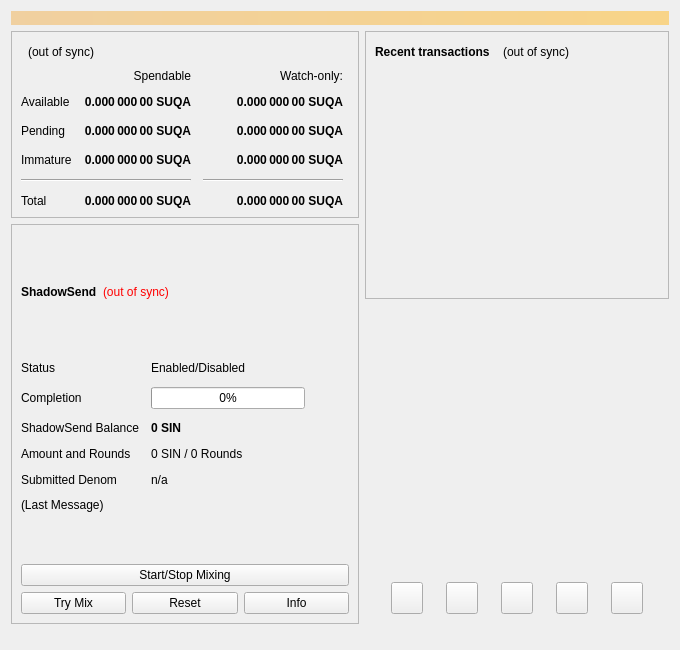
This is src/qt/forms/overviewpage.ui in barrystyle/SUQA-0.17.1 as Qt 5 draws it before an edit. The edited form follows.
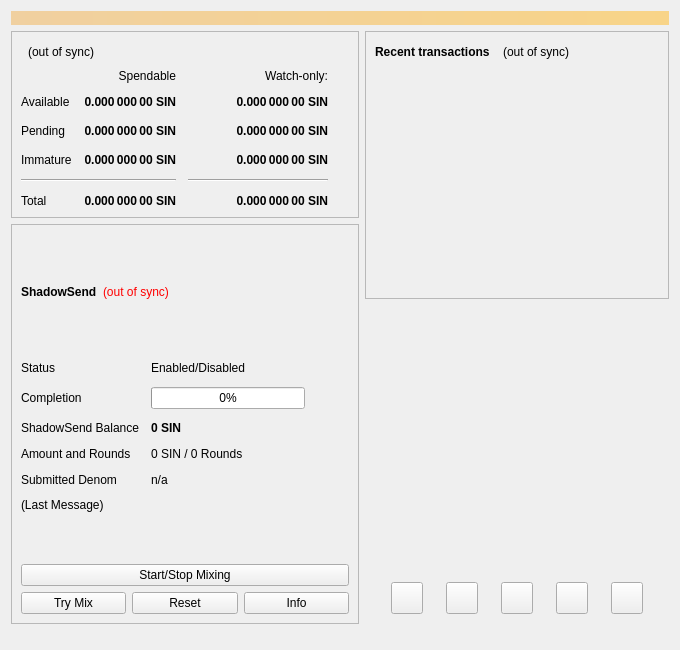
This is the edited form. Icons and pictures are not drawn.

The edit to the form file:
```diff
--- a/src/qt/forms/overviewpage.ui
+++ b/src/qt/forms/overviewpage.ui
@@ -122,7 +122,7 @@
                <string>Unconfirmed transactions to watch-only addresses</string>
               </property>
               <property name="text">
-               <string notr="true">0.000 000 00 SUQA</string>
+               <string notr="true">0.000 000 00 SIN</string>
               </property>
               <property name="alignment">
                <set>Qt::AlignRight|Qt::AlignTrailing|Qt::AlignVCenter</set>
@@ -147,7 +147,7 @@
                <string>Total of transactions that have yet to be confirmed, and do not yet count toward the spendable balance</string>
               </property>
               <property name="text">
-               <string notr="true">0.000 000 00 SUQA</string>
+               <string notr="true">0.000 000 00 SIN</string>
               </property>
               <property name="alignment">
                <set>Qt::AlignRight|Qt::AlignTrailing|Qt::AlignVCenter</set>
@@ -172,7 +172,7 @@
                <string>Mined balance in watch-only addresses that has not yet matured</string>
               </property>
               <property name="text">
-               <string notr="true">0.000 000 00 SUQA</string>
+               <string notr="true">0.000 000 00 SIN</string>
               </property>
               <property name="alignment">
                <set>Qt::AlignRight|Qt::AlignTrailing|Qt::AlignVCenter</set>
@@ -230,7 +230,7 @@
                <string>Mined balance that has not yet matured</string>
               </property>
               <property name="text">
-               <string notr="true">0.000 000 00 SUQA</string>
+               <string notr="true">0.000 000 00 SIN</string>
               </property>
               <property name="alignment">
                <set>Qt::AlignRight|Qt::AlignTrailing|Qt::AlignVCenter</set>
@@ -275,7 +275,7 @@
                <string>Your current total balance</string>
               </property>
               <property name="text">
-               <string notr="true">0.000 000 00 SUQA</string>
+               <string notr="true">0.000 000 00 SIN</string>
               </property>
               <property name="alignment">
                <set>Qt::AlignRight|Qt::AlignTrailing|Qt::AlignVCenter</set>
@@ -300,7 +300,7 @@
                <string>Current total balance in watch-only addresses</string>
               </property>
               <property name="text">
-               <string notr="true">0.000 000 00 SUQA</string>
+               <string notr="true">0.000 000 00 SIN</string>
               </property>
               <property name="alignment">
                <set>Qt::AlignRight|Qt::AlignTrailing|Qt::AlignVCenter</set>
@@ -342,7 +342,7 @@
                <string>Your current spendable balance</string>
               </property>
               <property name="text">
-               <string notr="true">0.000 000 00 SUQA</string>
+               <string notr="true">0.000 000 00 SIN</string>
               </property>
               <property name="alignment">
                <set>Qt::AlignRight|Qt::AlignTrailing|Qt::AlignVCenter</set>
@@ -367,7 +367,7 @@
                <string>Your current balance in watch-only addresses</string>
               </property>
               <property name="text">
-               <string notr="true">0.000 000 00 SUQA</string>
+               <string notr="true">0.000 000 00 SIN</string>
               </property>
               <property name="alignment">
                <set>Qt::AlignRight|Qt::AlignTrailing|Qt::AlignVCenter</set>
```
Left out of the diff: 4 changed lines with no effect on the pictures.
